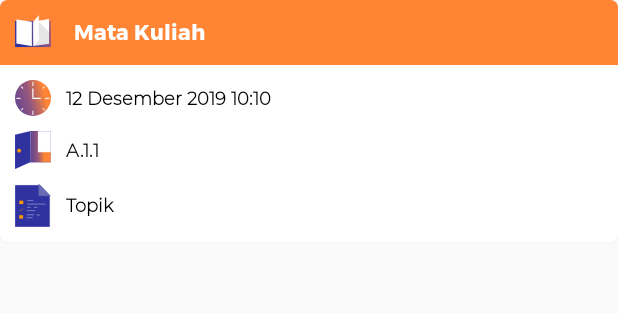
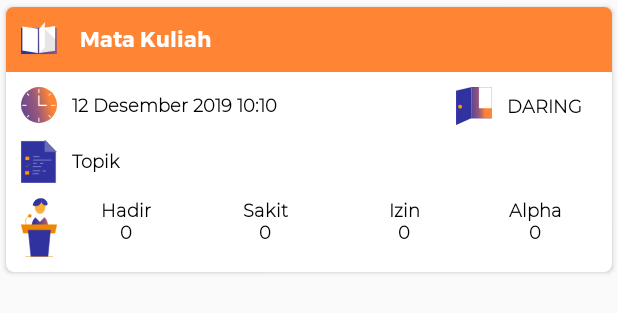
Before and after one commit to bimamahendra/MaNgabv3, an Android app: the layout row_history.xml on its own in the app's theme, with its tools: preview values and no code run, on a phone screen of 412 x 824 dp. Shown: the top 313 px of the screen. Run offline under Robolectric (Android 15) with nearby library versions, the phone set to English and light mode, and no system bars.

Commit message:
fixing history

```diff
--- a/app/src/main/java/id/ac/stiki/doleno/mangab/api/Api.java
+++ b/app/src/main/java/id/ac/stiki/doleno/mangab/api/Api.java
@@ -68,7 +68,7 @@ public interface Api {
 
     @POST("absen/historyAbsensiDosen")
     @FormUrlEncoded
-    Call<HistoryAbsensiResponse> historyAbsensiDosen(@Field("no_induk") String noInduk);
+    Call<HistoryAbsensiResponse> historyAbsensiDosen(@Field("nip") String noInduk);
 
     @POST("absen/historyAbsensiMhs")
     @FormUrlEncoded
--- a/app/src/main/res/layout/row_history.xml
+++ b/app/src/main/res/layout/row_history.xml
@@ -4,7 +4,8 @@
     android:layout_height="wrap_content"
     xmlns:app="http://schemas.android.com/apk/res-auto"
     android:layout_marginBottom="7.5dp"
-    app:cardCornerRadius="5dp">
+    app:cardCornerRadius="5dp"
+    app:cardUseCompatPadding="true">
 
 
     <LinearLayout
@@ -47,15 +48,20 @@
         <LinearLayout
             android:layout_width="match_parent"
             android:layout_height="wrap_content"
-            android:orientation="horizontal"
             android:layout_marginTop="10dp">
+            <LinearLayout
+                android:layout_width="match_parent"
+                android:layout_height="wrap_content"
+                android:layout_weight="1"
+                android:orientation="horizontal"
+                android:gravity="start">
 
             <ImageView
                 android:layout_width="wrap_content"
                 android:layout_height="wrap_content"
                 android:src="@drawable/ic_clock"
                 android:layout_marginEnd="10dp"
-                android:layout_marginStart="10dp"/>
+                android:layout_marginStart="10dp" />
 
             <TextView
                 android:id="@+id/tvClassDateTime"
@@ -66,32 +72,36 @@
                 android:layout_gravity="center_vertical"
                 android:textSize="12sp"
                 android:textColor="@android:color/black"
-                android:textStyle="bold"/>
-        </LinearLayout>
+                android:textStyle="bold" />
+            </LinearLayout>
 
-        <LinearLayout
-            android:layout_width="match_parent"
-            android:layout_height="wrap_content"
-            android:layout_marginTop="10dp">
-
+            <LinearLayout
+                android:layout_width="match_parent"
+                android:layout_height="wrap_content"
+                android:layout_weight="1"
+                android:orientation="horizontal"
+                android:gravity="end">
             <ImageView
                 android:layout_width="wrap_content"
                 android:layout_height="wrap_content"
                 android:src="@drawable/ic_room"
                 android:layout_marginEnd="10dp"
-                android:layout_marginStart="10dp"/>
+                android:layout_marginStart="10dp" />
 
             <TextView
                 android:id="@+id/tvRoom"
                 android:layout_width="wrap_content"
                 android:layout_height="wrap_content"
-                android:text="A.1.1"
+                android:text="DARING"
                 android:fontFamily="@font/montserrat_light"
                 android:layout_gravity="center_vertical"
                 android:textSize="12sp"
                 android:textColor="@android:color/black"
-                android:textStyle="bold"/>
+                android:textStyle="bold"
+                android:layout_marginEnd="20dp"/>
+            </LinearLayout>
         </LinearLayout>
+
 
         <LinearLayout
             android:layout_width="match_parent"
@@ -103,8 +113,7 @@
                 android:layout_height="wrap_content"
                 android:src="@drawable/ic_draft"
                 android:layout_marginEnd="10dp"
-                android:layout_marginStart="10dp"
-                android:layout_marginBottom="10dp"/>
+                android:layout_marginStart="10dp" />
 
             <TextView
                 android:id="@+id/tvTopik"
@@ -115,9 +124,73 @@
                 android:layout_gravity="center_vertical"
                 android:textSize="12sp"
                 android:textColor="@android:color/black"
-                android:textStyle="bold"
-                android:layout_marginBottom="5dp"/>
+                android:textStyle="bold" />
         </LinearLayout>
+
+            <LinearLayout
+                android:layout_width="match_parent"
+                android:layout_height="wrap_content"
+                android:orientation="horizontal"
+                android:layout_weight="1"
+                android:layout_marginTop="10dp"
+                android:layout_marginBottom="10dp">
+                <ImageView
+                    android:layout_width="wrap_content"
+                    android:layout_height="wrap_content"
+                    android:src="@drawable/ic_person"
+                    android:layout_marginStart="10dp"/>
+                <TextView
+                    android:layout_width="match_parent"
+                    android:layout_height="wrap_content"
+                    android:layout_weight="1"
+                    android:gravity="center"
+                    android:fontFamily="@font/montserrat_light"
+                    android:text="Hadir\n0"
+                    android:textColor="@android:color/black"
+                    android:textStyle="bold"
+                    android:id="@+id/tvHadir"
+                    android:textSize="12sp" />
+
+                <TextView
+                    android:layout_width="match_parent"
+                    android:layout_height="wrap_content"
+                    android:layout_weight="1"
+                    android:gravity="center"
+                    android:fontFamily="@font/montserrat_light"
+                    android:text="Sakit\n0"
+                    android:textColor="@android:color/black"
+                    android:textStyle="bold"
+                    android:id="@+id/tvSakit"
+                    android:textSize="12sp"/>
+
+                <TextView
+                    android:layout_width="match_parent"
+                    android:layout_height="wrap_content"
+                    android:layout_weight="1"
+                    android:gravity="center"
+                    android:fontFamily="@font/montserrat_light"
+                    android:text="Izin\n0"
+                    android:textColor="@android:color/black"
+                    android:textStyle="bold"
+                    android:id="@+id/tvIzin"
+                    android:textSize="12sp"/>
+
+                <TextView
+                    android:layout_width="match_parent"
+                    android:layout_height="wrap_content"
+                    android:layout_weight="1"
+                    android:gravity="center"
+                    android:fontFamily="@font/montserrat_light"
+                    android:text="Alpha\n0"
+                    android:textColor="@android:color/black"
+                    android:layout_marginEnd="10dp"
+                    android:textStyle="bold"
+                    android:id="@+id/tvAlpha"
+                    android:textSize="12sp"/>
+
+            </LinearLayout>
+
+
 
     </LinearLayout>
     </LinearLayout>
```
Also changed, not shown: app/src/main/java/id/ac/stiki/doleno/mangab/activity/HistoryActivity.java (+7 -0 lines), app/src/main/java/id/ac/stiki/doleno/mangab/adapter/HistoryAbsensiAdapter.java (+11 -39 lines), app/src/main/java/id/ac/stiki/doleno/mangab/api/response/HistoryAbsensiResponse.java (+22 -17 lines).
